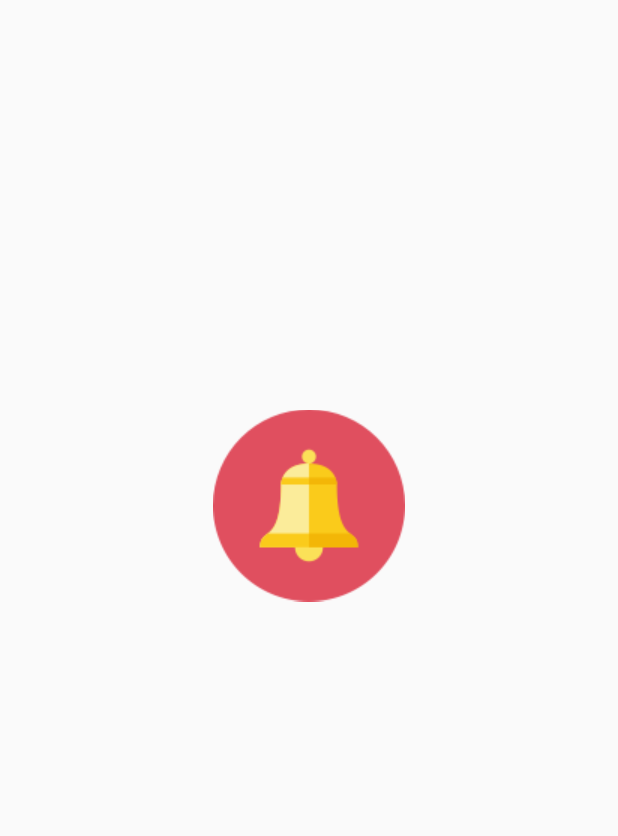
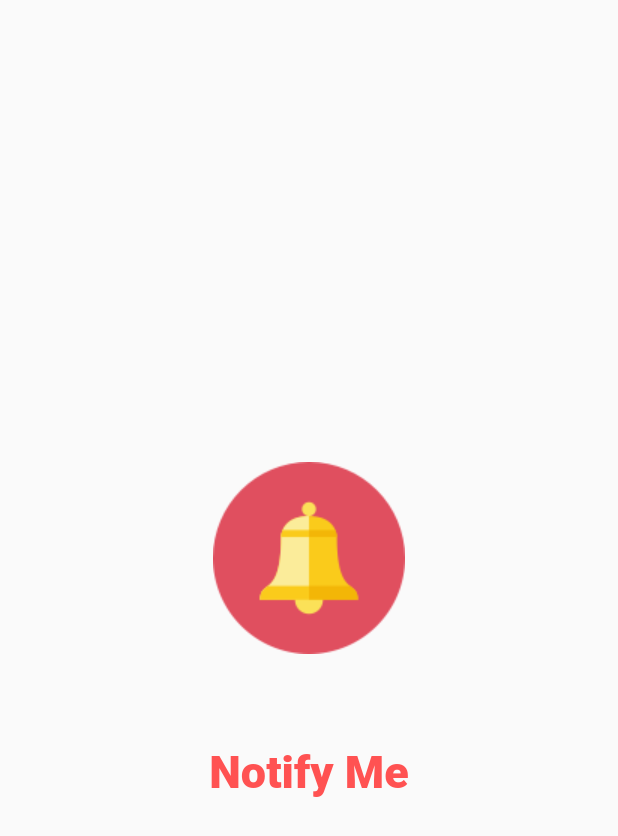
Before and after one commit to oguzakpinar/notify_me, a Flutter app: the screen it shows after launch, on a phone screen of 412 x 824 dp. Shown: the top 836 px of the screen. Run offline on Flutter 3.47's test engine with Material 2 defaults, Android fonts, the phone set to English and light mode, and no system bars.

Commit message:
splash animation

```diff
--- a/lib/splash.dart
+++ b/lib/splash.dart
@@ -10,8 +10,7 @@ class SplashScreen extends StatefulWidget {
 class SplashScreenState extends State<SplashScreen>
     with TickerProviderStateMixin {
   var _visible = true;
-  var allignment = Alignment.center;
-
+  var allignment = 125;
 
   AnimationController animationController;
   Animation<double> animationEase;
@@ -29,23 +28,17 @@ class SplashScreenState extends State<SplashScreen>
 
   @override
   void initState() {
-
     super.initState();
     animationController = new AnimationController(
-        vsync: this, duration: new Duration(seconds: 2));
-    var animationController2 = new AnimationController(
-        vsync: this, duration: new Duration(seconds: 2));
+        vsync: this, duration: new Duration(seconds: 5));
     animationEase = new CurvedAnimation(
         parent: animationController, curve: Curves.linearToEaseOut);
-    animation2 = new CurvedAnimation(
-        parent: animationController2, curve: Curves.linearToEaseOut);
     animationEase.addListener(() => this.setState(() {}));
     animationController.forward();
-
+    new Timer(new Duration(seconds: 1), () => allignment = 85);
 
     setState(() {
       _visible = !_visible;
-      allignment = Alignment.topCenter;
     });
     startTime();
   }
@@ -57,20 +50,28 @@ class SplashScreenState extends State<SplashScreen>
         fit: StackFit.expand,
         children: <Widget>[
           new Column(
-            mainAxisAlignment: MainAxisAlignment.center,
+            mainAxisAlignment: MainAxisAlignment.start,
             children: <Widget>[
               new AnimatedContainer(
-                duration: new Duration(seconds: 2),
-                alignment: allignment,
+                duration: new Duration(seconds: 1),
                 curve: Curves.easeInOut,
-                width: animationEase.value * 400,
-                height: animationEase.value * 400,
+                alignment: Alignment.bottomCenter,
+                width: 400,
+                height: (MediaQuery.of(context).size.height * 0.5) + allignment,
                 child: new Image.asset(
                   'assets/icon/bell.png',
-                  width: 250,
+                  width: animationEase.value * 250,
                   height: 250,
                 ),
               ),
+              new AnimatedContainer(
+                duration: new Duration(seconds: 1),
+                alignment: Alignment.topCenter,
+                curve: Curves.easeInOut,
+                width: MediaQuery.of(context).size.width,
+                height: 125.0 - allignment,
+                child: new Text('Notify Me', style: TextStyle(color: Colors.redAccent, fontSize: 30, fontWeight: FontWeight.w900),),
+              )
             ],
           ),
         ],
```
